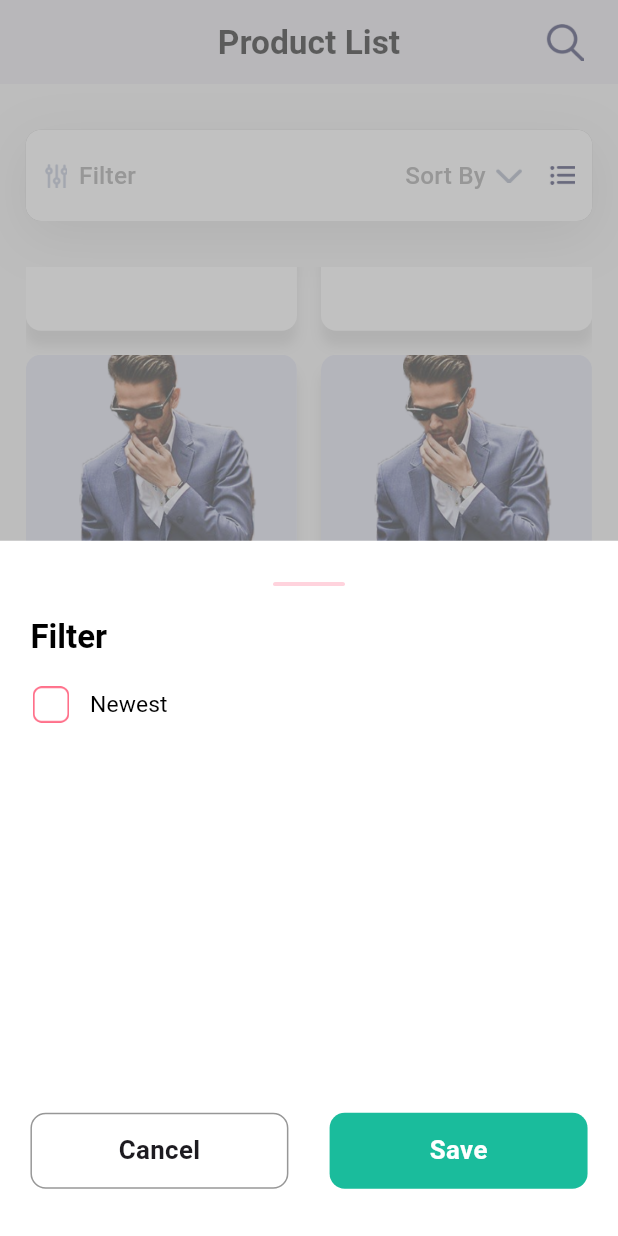
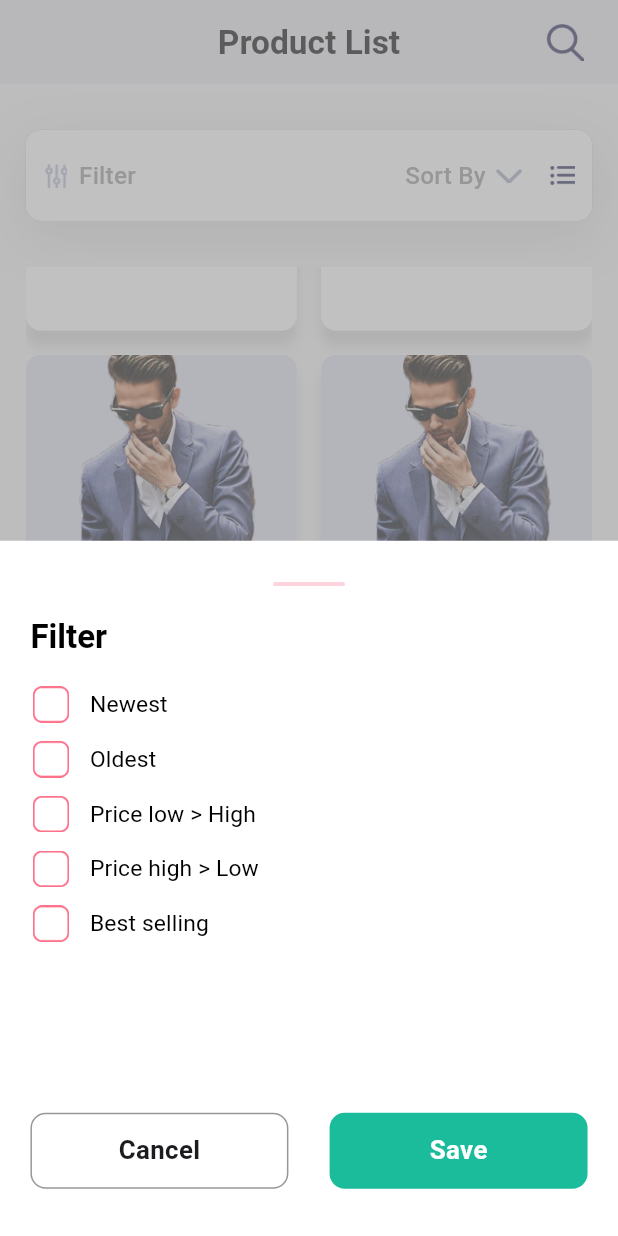
Before and after one commit to sajibsaha4647/Assignment_Sajibsaha4647, a Flutter app: the screen it shows after launch, scrolled down 576 dp, after a tap on "Filter", on a phone screen of 412 x 824 dp. Run offline on Flutter 3.47's test engine with Material 3 defaults, Android fonts, the light colour scheme and no system bars; drawn by our look-alikes of animated_bottom_navigation_bar, cached_network_image, flutter_rating_bar; our stand-ins replace another_flushbar, dotted_border, email_validator, flutter_screenutil, fluttertoast, get and 1 more; accounts and stored records are empty; network calls fail.

Commit message:
designing filter list

```diff
--- /dev/null
+++ b/assets/filter.json
@@ -0,0 +1,22 @@
+[
+  {
+    "name":"Newest",
+    "ischecked":false
+  },
+  {
+    "name":"Oldest",
+    "ischecked":false
+  },
+  {
+    "name":"Price low > High",
+    "ischecked":false
+  },
+  {
+    "name":"Price high > Low",
+    "ischecked":false
+  },
+  {
+    "name":"Best selling",
+    "ischecked":false
+  }
+]
--- a/lib/constants/assets.dart
+++ b/lib/constants/assets.dart
@@ -2,6 +2,7 @@
 class AppAssets {
 
   static const String productJson = "assets/response.json";
+  static const String filterJson = "assets/filter.json";
   static const String appLogo = "assets/logo.png";
   static const String arrow_down = "assets/arrow_down.png";
   static const String arrow_shpe_down = "assets/arrow_shpe_down.png";
--- /dev/null
+++ b/lib/model/response_model/filter_list_model.dart
@@ -0,0 +1,38 @@
+// To parse this JSON data, do
+//
+//     final filterList = filterListFromMap(jsonString);
+
+import 'dart:convert';
+
+List<FilterList> filterListFromMap(String str) => List<FilterList>.from(json.decode(str).map((x) => FilterList.fromMap(x)));
+
+String filterListToMap(List<FilterList> data) => json.encode(List<dynamic>.from(data.map((x) => x.toMap())));
+
+class FilterList {
+  String? name;
+  bool? ischecked;
+
+  FilterList({
+    this.name,
+    this.ischecked,
+  });
+
+  FilterList copyWith({
+    String? name,
+    bool? ischecked,
+  }) =>
+      FilterList(
+        name: name ?? this.name,
+        ischecked: ischecked ?? this.ischecked,
+      );
+
+  factory FilterList.fromMap(Map<String, dynamic> json) => FilterList(
+    name: json["name"],
+    ischecked: json["ischecked"],
+  );
+
+  Map<String, dynamic> toMap() => {
+    "name": name,
+    "ischecked": ischecked,
+  };
+}
--- a/lib/repository/home_repository.dart
+++ b/lib/repository/home_repository.dart
@@ -3,6 +3,7 @@ import 'package:flutter/services.dart';
 import '../constants/assets.dart';
 import '../data/network/base_api_service.dart';
 import '../data/network/network_api_service.dart';
+import '../model/response_model/filter_list_model.dart';
 import '../model/response_model/product_list_response_model.dart';
 
 class HomeRepository {
@@ -17,4 +18,11 @@ class HomeRepository {
     return  productListResponseFromMap(response);
   }
 
+  Future<List<FilterList>> filterList() async {
+    final String response = await rootBundle.loadString(AppAssets.filterJson);
+    print(response);
+    print("response here is this");
+    return  filterListFromMap(response);
+  }
+
 }
--- a/lib/utils/utils.dart
+++ b/lib/utils/utils.dart
@@ -8,6 +8,8 @@ import 'package:flutter_screenutil/flutter_screenutil.dart';
 import 'package:fluttertoast/fluttertoast.dart';
 import 'package:get/get.dart';
 import 'package:get/get_core/src/get_main.dart';
+
+import '../model/response_model/filter_list_model.dart';
 
 class Utils {
 
@@ -92,13 +94,26 @@ class Utils {
                           SizedBox(
                             height: 18.h,
                           ),
-                          Row(
+                          homeCon.filterListLoading == true ?
+                              CircularProgressIndicator():
+                          Expanded(
+                            child: ListView.builder(
+                                itemCount: homeCon.filterListResponse.length,
+                                itemBuilder: (context,index){
+                                  FilterList model = homeCon.filterListResponse.elementAt(index);
+                                  return Container(
+                                    margin: EdgeInsets.only(bottom: 12.h),
+                                    child: InkWell(
+                                      onTap: (){
+                                      homeCon.getFilteredCheckPress(index);
+                                      },
+                                      child: Row(
                                         children: [
-                              Image.asset(AppAssets.unchecked,height: 24.h,width: 24.w,),
+                                          Image.asset(model.ischecked == true ? AppAssets.checked :  AppAssets.unchecked,height: 24.h,width: 24.w,),
                                           SizedBox(
                                             width: 12.h,
                                           ),
-                              Text("Newest",style: context.textTheme.titleSmall?.copyWith(
+                                          Text("${model.name}",style: context.textTheme.titleSmall?.copyWith(
                                               fontWeight: FontWeight.normal,
                                               color: AppColors.black,
                                               fontSize: 15.sp
@@ -106,7 +121,10 @@ class Utils {
 
                                         ],
                                       ),
-
+                                    ),
+                                  );
+                                }),
+                          )
                         ],
                       ),
                     ),
--- a/lib/view/product_list_screen.dart
+++ b/lib/view/product_list_screen.dart
@@ -25,6 +25,9 @@ class _ProductListScreenState extends State<ProductListScreen> {
   void initState() {
     Future.delayed(Duration.zero, ()async {
       await Get.find<HomeViewModel>().productList() ;
+    });
+    Future.delayed(Duration.zero, ()async {
+      await Get.find<HomeViewModel>().filterList() ;
     });
     super.initState();
   }
@@ -103,6 +106,12 @@ class _ProductListScreenState extends State<ProductListScreen> {
                           Container(
                             child: Row(
                               children: [
+                               InkWell(
+                                 onTap: (){
+                                   homeCon.sorByNameProductList();
+                                 },
+                                 child: Row(
+                                   children: [
                                      Text("Sort By",style: context.textTheme.titleMedium?.copyWith(
                                          fontSize: 16.sp,
                                          color: AppColors.shadowColor
@@ -111,6 +120,9 @@ class _ProductListScreenState extends State<ProductListScreen> {
                                        width: 6.w,
                                      ),
                                      Image.asset(AppAssets.arrow_down,height: 16.h,width: 15.w,),
+                                   ],
+                                 ),
+                               ),
                                 SizedBox(
                                   width: 16.w,
                                 ),
--- a/lib/viewModel/home_view_model.dart
+++ b/lib/viewModel/home_view_model.dart
@@ -12,6 +12,8 @@ import 'package:flutter_assignment_sajib/view/category_screen.dart';
 import 'package:flutter_assignment_sajib/view/product_list_screen.dart';
 import 'package:flutter_assignment_sajib/view/profile_screen.dart';
 import 'package:get/get.dart';
+
+import '../model/response_model/filter_list_model.dart';
 
 class HomeViewModel extends GetxController{
 
@@ -57,12 +59,41 @@ class HomeViewModel extends GetxController{
       });
     }
 
+    //===================== filter list ===============
+
+  List<FilterList> filterListResponse = [];
+  bool filterListLoading = false;
+
+  Future<void> filterList() async {
+    filterListLoading = true;
+    update();
+    _homeRepo.filterList().then((value){
+      filterListResponse = value;
+        update();
+      filterListLoading = false;
+        update();
+            }).onError((error, stackTrace){
+      filterListLoading = false;
+        update();
+        print(error);
+      });
+    }
+
+    void getFilteredCheckPress(int index){
+        if(filterListResponse.length != 0){
+          filterListResponse[index] = filterListResponse[index].copyWith(
+            ischecked: filterListResponse[index].ischecked == true ? false : true
+          );
+        }
+        update();
+    }
 
     void sorByNameProductList(){
-
       productListResponse.shuffle();
-
+      update();
     }
 
 
+
+
 }
```
Lines whose indentation alone changed are shown as unchanged.
